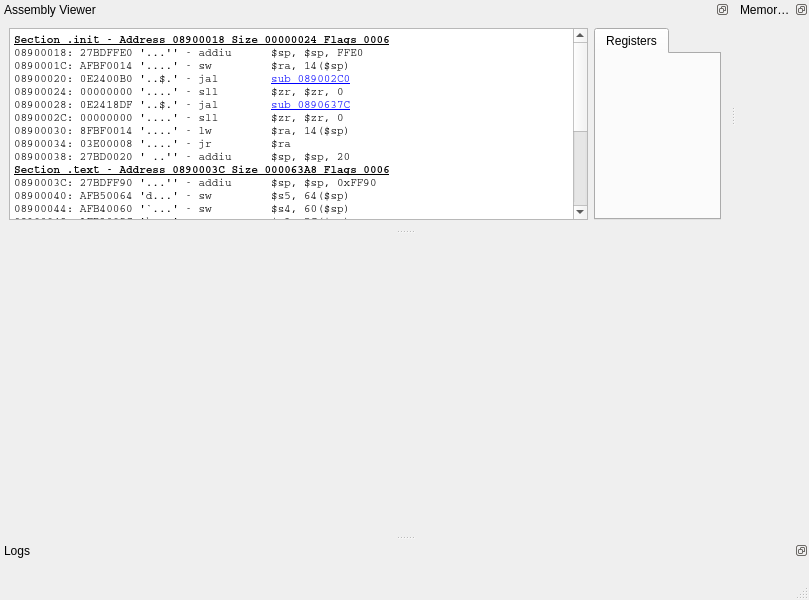
Old version of the form qt/qpspe4all.ui in the repository lemmore22/pspe4all.
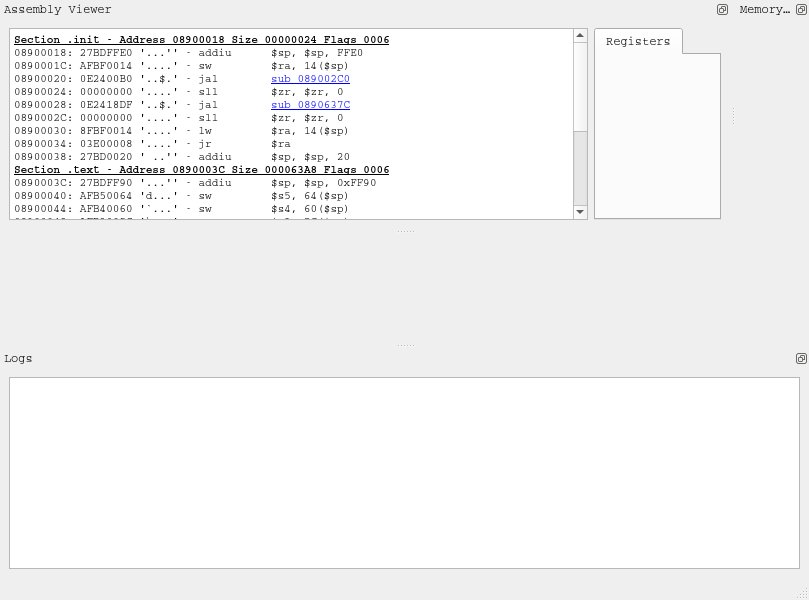
New version of the form. Custom widgets are drawn as their Qt base class.

Diff of the .ui file:
```diff
--- a/qt/qpspe4all.ui
+++ b/qt/qpspe4all.ui
@@ -9,6 +9,11 @@
     <height>600</height>
    </rect>
   </property>
+  <property name="font" >
+   <font>
+    <family>Courier</family>
+   </font>
+  </property>
   <property name="windowTitle" >
    <string>MainWindow</string>
   </property>
@@ -57,7 +62,11 @@
     <number>8</number>
    </attribute>
    <widget class="QWidget" name="dockWidgetContents_log" >
-    <layout class="QGridLayout" name="gridLayout_2" />
+    <layout class="QGridLayout" name="gridLayout_2" >
+     <item row="0" column="0" >
+      <widget class="QPlainTextEdit" name="plainTextEdit_log" />
+     </item>
+    </layout>
    </widget>
   </widget>
   <widget class="QDockWidget" name="dockWidget_debug" >
```
Left out of the diff: 7 changed lines with no effect on the pictures.
